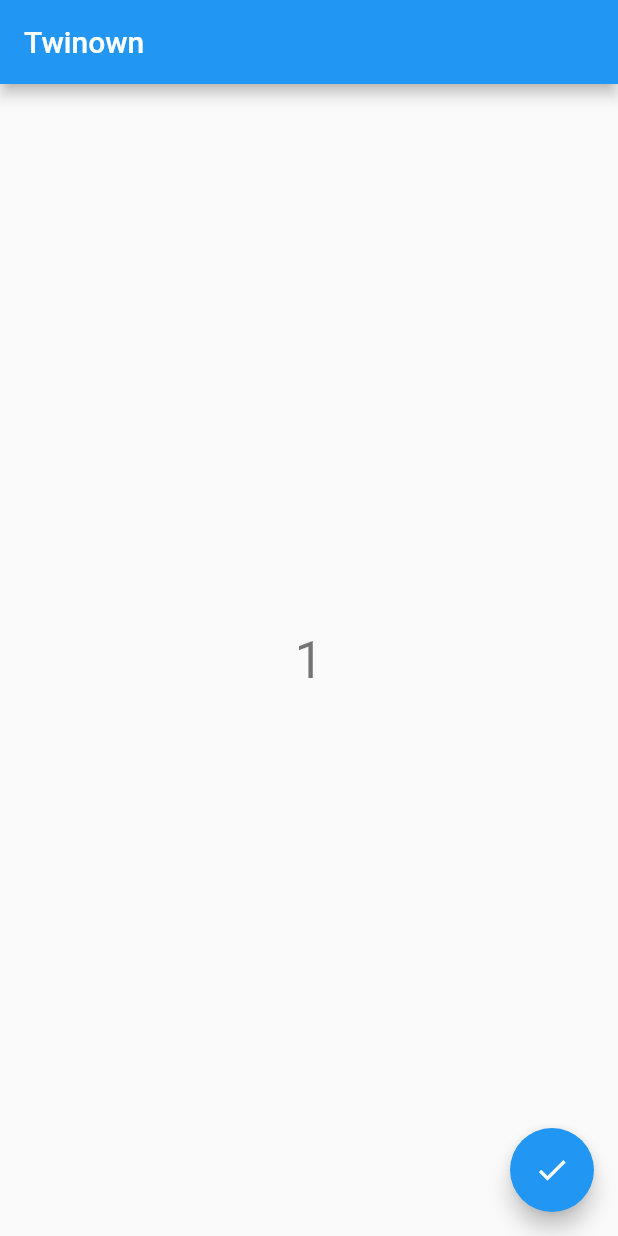
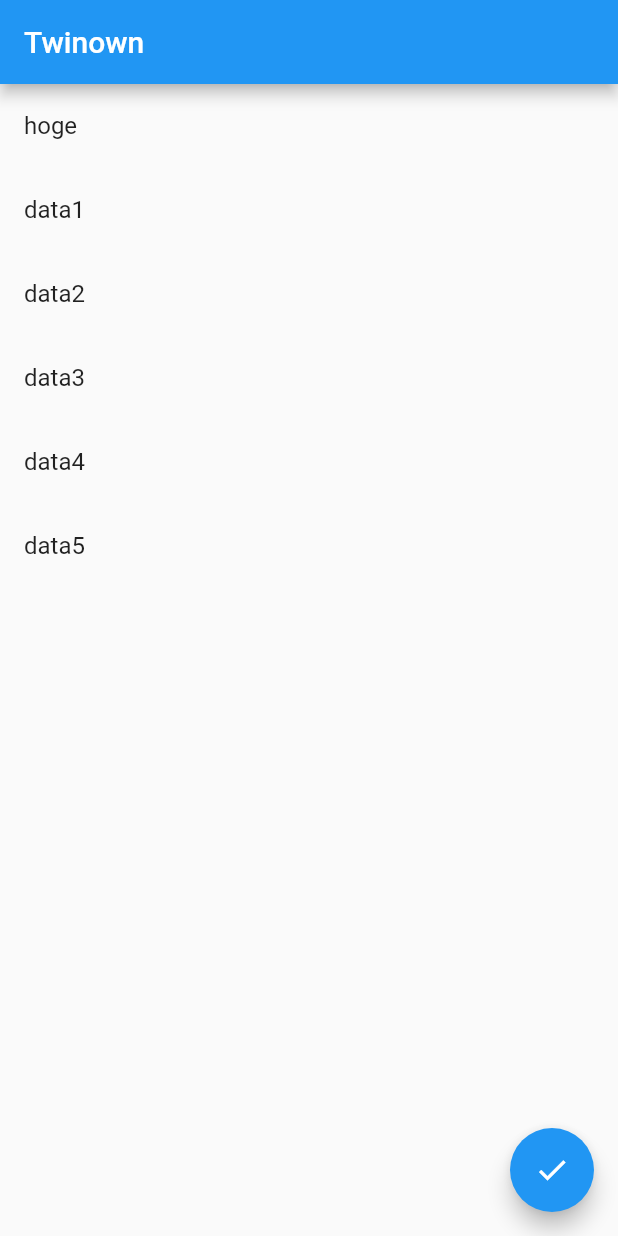
Before and after one commit to unknown-22/twinown_nova, a Flutter app: the screen it shows after launch, after a tap on the "check" icon, on a phone screen of 412 x 824 dp. Run offline on Flutter 3.47's test engine with Material 2 defaults, Android fonts, the phone set to English and light mode, and no system bars.

Commit message:
AnimatedList with Provider

```diff
--- a/lib/ui/common/counter.dart
+++ b/lib/ui/common/counter.dart
@@ -6,7 +6,7 @@ import 'package:twinown_nova/ui/routes/timeline_route.dart';
 class Counter extends StatelessWidget {
   @override
   Widget build(BuildContext context) {
-    final counter = Provider.of<TimelineRouteNotifier>(context);
+    final counter = Provider.of<TimelineProvider>(context);
     return Text(
       '${counter.count}',
       style: Theme.of(context).textTheme.display1,
--- a/lib/ui/common/debug_button.dart
+++ b/lib/ui/common/debug_button.dart
@@ -8,7 +8,8 @@ class DebugButton extends StatelessWidget {
     return FloatingActionButton(
       onPressed: () {
         // Debug Action
-        Provider.of<TimelineRouteNotifier>(context, listen: false).increment(1);
+        var provider = Provider.of<TimelineProvider>(context, listen: false);
+        provider.insertItem(0, "hoge");
       },
       tooltip: "Debug",
       child: Icon(Icons.check),
--- /dev/null
+++ b/lib/ui/common/timeline_list.dart
@@ -0,0 +1,29 @@
+import 'package:flutter/material.dart';
+import 'package:provider/provider.dart';
+import 'package:twinown_nova/ui/routes/timeline_route.dart';
+
+
+class TimelineList extends StatelessWidget {
+  @override
+  Widget build(BuildContext context) {
+    var provider = Provider.of<TimelineProvider>(context, listen: false);
+
+    return AnimatedList(
+      key: provider.listKey,
+      initialItemCount: provider.data.length,
+      itemBuilder: (context, index, animation) =>
+          _buildItem(context, provider.data[index], animation),
+    );
+  }
+
+  Widget _buildItem(BuildContext context, String item, Animation animation) {
+    var provider = Provider.of<TimelineProvider>(context, listen: false);
+    return SizeTransition(
+      sizeFactor: animation,
+      child: ListTile(
+        title: Text(item),
+        onTap: () => provider.removeItem(item, _buildItem, animation),
+      ),
+    );
+  }
+}
--- a/lib/ui/routes/timeline_route.dart
+++ b/lib/ui/routes/timeline_route.dart
@@ -1,18 +1,42 @@
 import 'package:flutter/material.dart';
-import 'package:twinown_nova/ui/common/counter.dart';
 import 'package:twinown_nova/ui/common/debug_button.dart';
 
 import 'package:provider/provider.dart';
+import 'package:twinown_nova/ui/common/timeline_list.dart';
 
 
-class TimelineRouteNotifier with ChangeNotifier {
+class TimelineProvider with ChangeNotifier {
+  TimelineProvider() {
+    // TODO some init
+  }
+
   int _count = 0;
   int get count => _count;
 
-  void increment(int delta) {
+  void countIncrement(int delta) {
     _count += delta;
     debugPrint(_count.toString());
     notifyListeners();
+  }
+
+  final List<String> _data = ['data1', 'data2', 'data3', 'data4', 'data5'];
+  List<String> get data => _data;
+
+  final GlobalKey<AnimatedListState> _listKey = GlobalKey();
+  GlobalKey<AnimatedListState> get listKey => _listKey;
+
+  void insertItem(int index, String item) {
+    _data.insert(index, item);
+    _listKey.currentState.insertItem(index);
+  }
+
+  void removeItem(String item, Function buildFunction, Animation animation) {
+    var removeIndex = _data.indexOf(item);
+    _data.removeAt(removeIndex);
+    listKey.currentState.removeItem(
+      removeIndex,
+      (context, animation) => buildFunction(context, item, animation)
+    );
   }
 }
 
@@ -27,23 +51,18 @@ class TimelineRoute extends StatefulWidget {
 class TimelineRouteState extends State<TimelineRoute> {
   @override
   Widget build(BuildContext context) {
-    return MultiProvider(
-      providers: [
-        ChangeNotifierProvider(builder: (context) {
-          return TimelineRouteNotifier();
-        },)
-      ],
-      child: Scaffold(
-        appBar: AppBar(title: Text('Twinown')),
-        body: Center(
-          child: Column(
-            mainAxisAlignment: MainAxisAlignment.center,
-            children: <Widget>[
-              Counter(),
-            ],
-          ),
-        ),
-        floatingActionButton: DebugButton(),
+    return Scaffold(
+      appBar: AppBar(title: Text('Twinown')),
+      body: MultiProvider(
+        providers: [
+          ChangeNotifierProvider(
+              builder: (context) => TimelineProvider()
+          )
+        ],
+        child: Scaffold(
+          body: TimelineList(),
+          floatingActionButton: DebugButton(),
+        )
       )
     );
   }
```
Also changed, not shown: lib/resources/api/mastodon.dart (added, +26 -0 lines).
